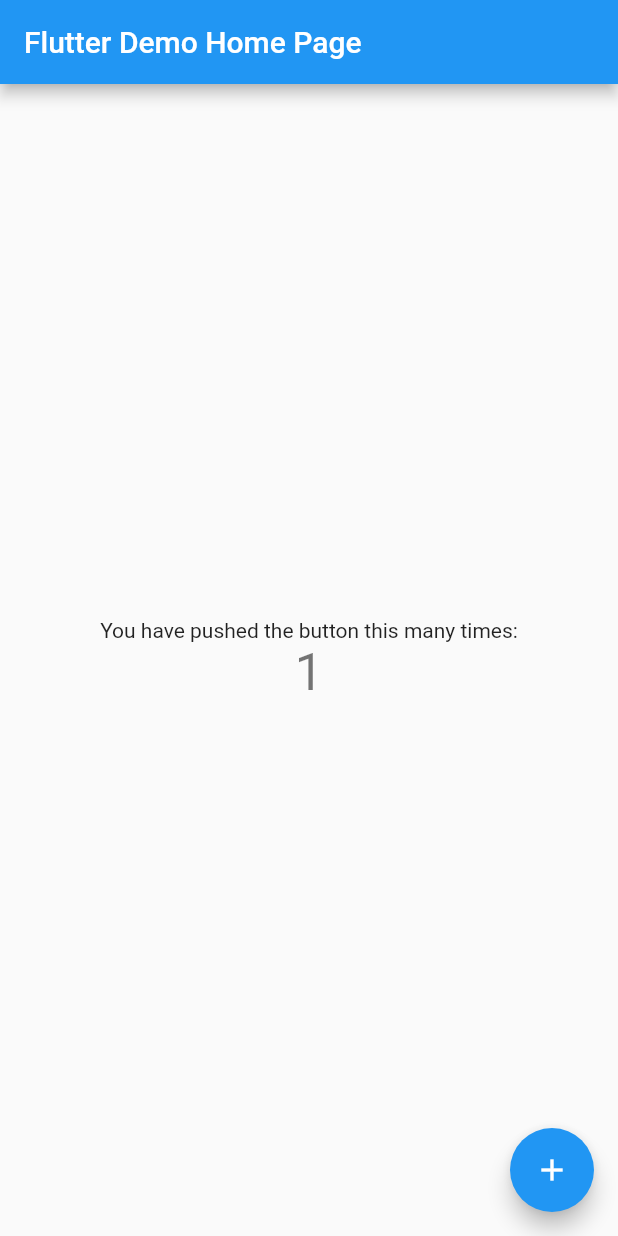
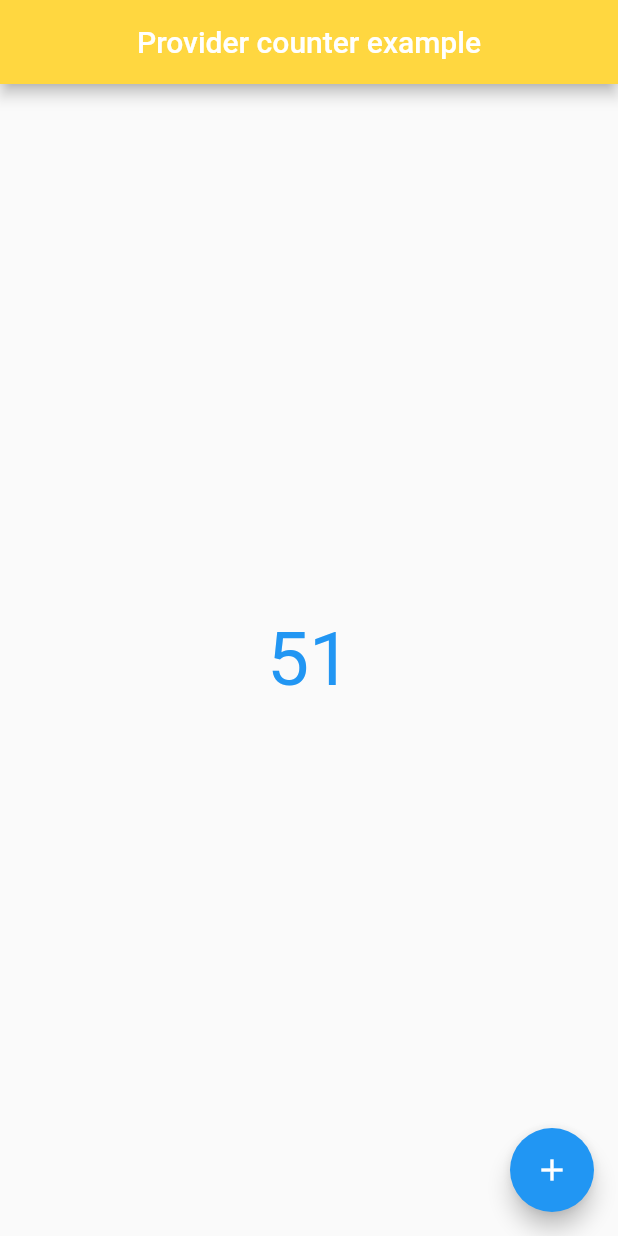
Before and after one commit to Ankita2802/Flutter, a Flutter app: the screen it shows after launch, after a tap on the "add" icon, on a phone screen of 412 x 824 dp. Run offline on Flutter 3.47's test engine with Material 2 defaults, Android fonts, the phone set to English and light mode, and no system bars.

Commit message:
commit all provider files

```diff
--- a/lib/main.dart
+++ b/lib/main.dart
@@ -1,115 +1,26 @@
+import 'package:figma/provider/count_provider.dart';
+import 'package:figma/screens/counter.dart';
 import 'package:flutter/material.dart';
-
-void main() {
+import 'package:provider/provider.dart';
+void main(){
   runApp(const MyApp());
 }
-
-class MyApp extends StatelessWidget {
+class MyApp extends StatefulWidget {
   const MyApp({super.key});
 
-  // This widget is the root of your application.
+  @override
+  State<MyApp> createState() => _MyAppState();
+}
+
+class _MyAppState extends State<MyApp> {
   @override
   Widget build(BuildContext context) {
-    return MaterialApp(
-      title: 'Flutter Demo',
-      theme: ThemeData(
-        // This is the theme of your application.
-        //
-        // Try running your application with "flutter run". You'll see the
-        // application has a blue toolbar. Then, without quitting the app, try
-        // changing the primarySwatch below to Colors.green and then invoke
-        // "hot reload" (press "r" in the console where you ran "flutter run",
-        // or simply save your changes to "hot reload" in a Flutter IDE).
-        // Notice that the counter didn't reset back to zero; the application
-        // is not restarted.
-        primarySwatch: Colors.blue,
+    return ChangeNotifierProvider(
+      create: (context) => CounterProvider(),
+      child: MaterialApp(
+        debugShowCheckedModeBanner: false,
+        home: Counter_Example(),
       ),
-      home: const MyHomePage(title: 'Flutter Demo Home Page'),
     );
   }
 }
-
-class MyHomePage extends StatefulWidget {
-  const MyHomePage({super.key, required this.title});
-
-  // This widget is the home page of your application. It is stateful, meaning
-  // that it has a State object (defined below) that contains fields that affect
-  // how it looks.
-
-  // This class is the configuration for the state. It holds the values (in this
-  // case the title) provided by the parent (in this case the App widget) and
-  // used by the build method of the State. Fields in a Widget subclass are
-  // always marked "final".
-
-  final String title;
-
-  @override
-  State<MyHomePage> createState() => _MyHomePageState();
-}
-
-class _MyHomePageState extends State<MyHomePage> {
-  int _counter = 0;
-
-  void _incrementCounter() {
-    setState(() {
-      // This call to setState tells the Flutter framework that something has
-      // changed in this State, which causes it to rerun the build method below
-      // so that the display can reflect the updated values. If we changed
-      // _counter without calling setState(), then the build method would not be
-      // called again, and so nothing would appear to happen.
-      _counter++;
-    });
-  }
-
-  @override
-  Widget build(BuildContext context) {
-    // This method is rerun every time setState is called, for instance as done
-    // by the _incrementCounter method above.
-    //
-    // The Flutter framework has been optimized to make rerunning build methods
-    // fast, so that you can just rebuild anything that needs updating rather
-    // than having to individually change instances of widgets.
-    return Scaffold(
-      appBar: AppBar(
-        // Here we take the value from the MyHomePage object that was created by
-        // the App.build method, and use it to set our appbar title.
-        title: Text(widget.title),
-      ),
-      body: Center(
-        // Center is a layout widget. It takes a single child and positions it
-        // in the middle of the parent.
-        child: Column(
-          // Column is also a layout widget. It takes a list of children and
-          // arranges them vertically. By default, it sizes itself to fit its
-          // children horizontally, and tries to be as tall as its parent.
-          //
-          // Invoke "debug painting" (press "p" in the console, choose the
-          // "Toggle Debug Paint" action from the Flutter Inspector in Android
-          // Studio, or the "Toggle Debug Paint" command in Visual Studio Code)
-          // to see the wireframe for each widget.
-          //
-          // Column has various properties to control how it sizes itself and
-          // how it positions its children. Here we use mainAxisAlignment to
-          // center the children vertically; the main axis here is the vertical
-          // axis because Columns are vertical (the cross axis would be
-          // horizontal).
-          mainAxisAlignment: MainAxisAlignment.center,
-          children: <Widget>[
-            const Text(
-              'You have pushed the button this many times:',
-            ),
-            Text(
-              '$_counter',
-              style: Theme.of(context).textTheme.headline4,
-            ),
-          ],
-        ),
-      ),
-      floatingActionButton: FloatingActionButton(
-        onPressed: _incrementCounter,
-        tooltip: 'Increment',
-        child: const Icon(Icons.add),
-      ), // This trailing comma makes auto-formatting nicer for build methods.
-    );
-  }
-}
--- /dev/null
+++ b/lib/provider/count_provider.dart
@@ -0,0 +1,11 @@
+import 'package:flutter/material.dart';
+//changenotifier working as setstate
+class CounterProvider with ChangeNotifier {
+  int _count=50;
+  int get count => _count;
+  void setcount(){
+    _count++;
+    notifyListeners();
+  }
+
+}
--- /dev/null
+++ b/lib/screens/counter.dart
@@ -0,0 +1,40 @@
+import 'package:figma/provider/count_provider.dart';
+import 'package:flutter/material.dart';
+import 'package:provider/provider.dart';
+class Counter_Example extends StatefulWidget {
+  const Counter_Example({super.key});
+
+  @override
+  State<Counter_Example> createState() => _Counter_ExampleState();
+}
+
+class _Counter_ExampleState extends State<Counter_Example> {
+  @override
+  int count=0;
+  Widget build(BuildContext context) {
+    final countprovider=Provider.of<CounterProvider>(context);
+    print("_______________________rebuild");
+    return Scaffold(
+      appBar: AppBar(
+        title: Text("Provider counter example"),
+        centerTitle: true,
+        backgroundColor: Colors.amberAccent,
+      ),
+      body: Column(
+        mainAxisAlignment: MainAxisAlignment.center,
+        crossAxisAlignment: CrossAxisAlignment.center,
+        children: [
+            Container(
+              child:  Center(child: Text(countprovider.count.toString(),style: TextStyle(fontSize: 50.0,color: Colors.blue),)),
+            )
+      ]
+      ),
+      floatingActionButton: FloatingActionButton(
+        onPressed: (){
+          countprovider.setcount();
+        },
+        child: Icon(Icons.add),
+       ),
+    );
+  }
+}
--- a/pubspec.yaml
+++ b/pubspec.yaml
@@ -31,6 +31,7 @@ environment:
 dependencies:
   flutter:
     sdk: flutter
+  provider: ^6.0.5
 
 
   # The following adds the Cupertino Icons font to your application.
```
Also changed, not shown: pubspec.lock.
